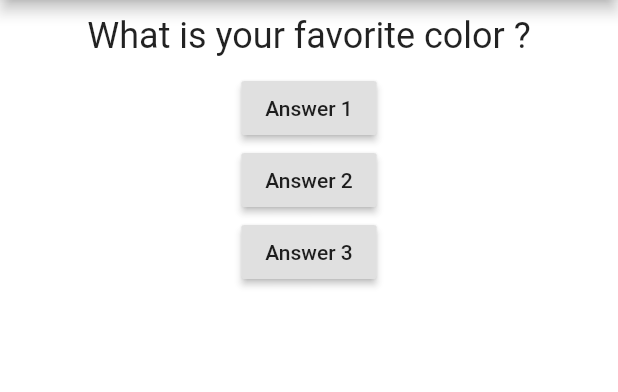
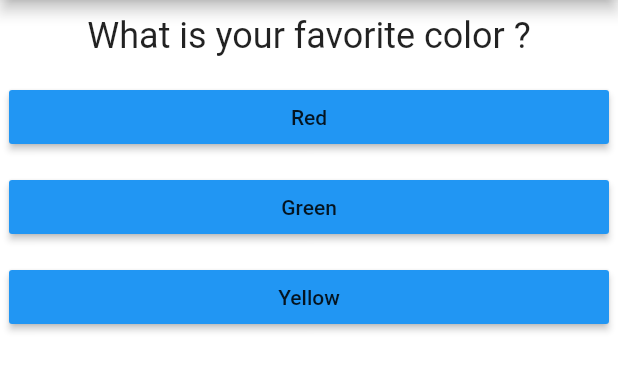
Before and after one commit to hamzaaitbenyissa/flutterQuiz, a Flutter app: the screen it shows after launch, on a phone screen of 412 x 824 dp, the part 84-476 px from its top. Run offline on Flutter 3.47's test engine with Material 2 defaults, Android fonts, the phone set to English and light mode, and no system bars; missing offline and left inert: dart:ffi.

Commit message:
answer class

```diff
--- /dev/null
+++ b/lib/answer.dart
@@ -0,0 +1,24 @@
+import 'dart:ffi';
+
+import 'package:flutter/material.dart';
+
+class Answer extends StatelessWidget {
+  final VoidCallback pressHandler;
+  String AnswerText;
+  Answer(this.pressHandler,this.AnswerText);
+
+  // difference between const and final
+  // final will be const once the first value is affected
+  //ther is also a difference between const name= var [] and var name= const []
+
+  @override
+  Widget build(BuildContext context) {
+    return Container(
+        width: double.infinity,
+        margin: EdgeInsets.all(6),
+        child: RaisedButton(
+            color: Colors.blue,
+            child: Text(AnswerText),
+            onPressed: pressHandler));
+  }
+}
--- a/lib/main.dart
+++ b/lib/main.dart
@@ -1,3 +1,4 @@
+import 'package:app1/answer.dart';
 import 'package:app1/question.dart';
 import 'package:flutter/material.dart';
 
@@ -15,19 +16,38 @@ class MyApp extends StatefulWidget {
 
 class MyAppstate extends State<MyApp> {
   var questionindex = 0;
-  void answerQuestion() {
+
+  List<Map<String, dynamic>> questions = [
+    {
+      "question": "What is your favorite color ?",
+      "answers": ["Red", "Green", "Yellow"]
+    },
+    {
+      "question": "What is your favorite animal ?",
+      "answers": ["Cat", "Dog", "Rabbit"]
+    },
+    {
+      "question": "What is your favorite hobbie ?",
+      "answers": ["Football", "Guitar", "Swimming"]
+    },
+  ];
+
+  var _results = {
+    'Key_1': "Value_1",
+    'Key_2': "Value_2",
+  };
+
+  void _answerQuestion() {
+
+    if(questionindex < questions.length-1){
     setState(() {
       questionindex = questionindex + 1;
     });
     print(questionindex);
+    }
+
   }
 
-  var questions = [
-    "What is your favorite color ?",
-    "What is your favorite animal ?",
-    "What is your favorite movie ?",
-    "What is your favorite hobbie ?"
-  ];
   @override
   Widget build(BuildContext context) {
     return MaterialApp(
@@ -37,10 +57,10 @@ class MyAppstate extends State<MyApp> {
         backgroundColor: const Color.fromRGBO(11, 0, 98, 0.8),
       ),
       body: Column(children: [
-        Question(questions[questionindex]),
-        RaisedButton(child: const Text("Answer 1"), onPressed: answerQuestion),
-        RaisedButton(child: const Text("Answer 2"), onPressed: answerQuestion),
-        RaisedButton(child: const Text("Answer 3"), onPressed: answerQuestion),
+        Question(questions[questionindex]['question']),
+        // ... means we get tha values of list because map return list
+        ...(questions[questionindex]['answers'])
+            .map((answer) => Answer(_answerQuestion, answer))
       ]),
       backgroundColor: Color.fromRGBO(255, 255, 255, 0.8),
     ));
```
